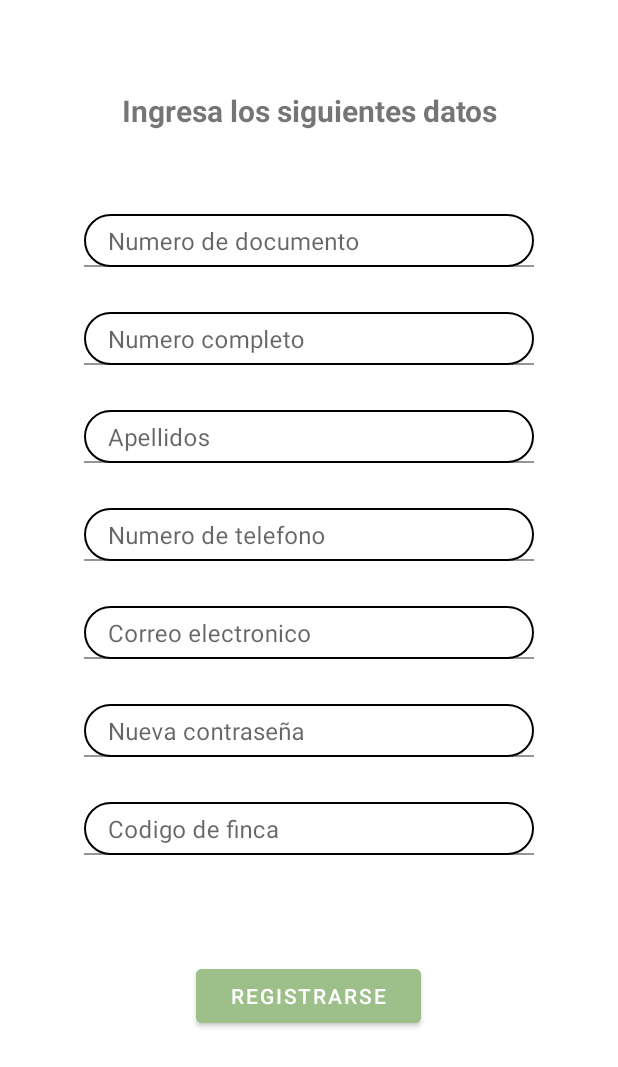
After one commit to Alejft18/Vaqui, an Android app: the layout fragment_home_registrarse.xml on its own in the app's theme, with its tools: preview values and no code run, on a phone screen of 412 x 824 dp. The commit adds this screen. Shown: the top 1067 px of the screen. Run offline under Robolectric (Android 15) with nearby library versions, the phone set to English and light mode, and no system bars.

Commit message:
Login registro terminado

```diff
--- /dev/null
+++ b/app/src/main/res/drawable/shape_home.xml
@@ -0,0 +1,12 @@
+<?xml version="1.0" encoding="utf-8"?>
+<shape xmlns:android="http://schemas.android.com/apk/res/android">
+
+    <stroke android:color="@color/black"
+        android:width="1dp">
+    </stroke>
+
+    <corners
+        android:radius="20dp">
+    </corners>
+
+</shape>
--- a/app/src/main/res/layout/fragment_home_login.xml
+++ b/app/src/main/res/layout/fragment_home_login.xml
@@ -31,6 +31,7 @@
             android:textSize="20dp"
             android:text="@string/Slogan"/>
 
+
         <Button
             android:layout_width="wrap_content"
             android:layout_height="wrap_content"
--- /dev/null
+++ b/app/src/main/res/layout/fragment_home_registrarse.xml
@@ -0,0 +1,166 @@
+<?xml version="1.0" encoding="utf-8"?>
+<androidx.coordinatorlayout.widget.CoordinatorLayout xmlns:android="http://schemas.android.com/apk/res/android"
+    xmlns:tools="http://schemas.android.com/tools"
+    android:layout_width="match_parent"
+    android:layout_height="match_parent"
+    android:visibility="visible">
+
+    <LinearLayout
+        android:layout_width="match_parent"
+        android:layout_height="match_parent"
+        android:orientation="vertical">
+
+        <TextView
+            android:layout_width="match_parent"
+            android:layout_height="wrap_content"
+            android:layout_marginTop="60dp"
+            android:text="Ingresa los siguientes datos"
+            android:textAlignment="center"
+            android:textSize="20dp"
+            android:textStyle="bold">
+
+        </TextView>
+
+        <com.google.android.material.textfield.TextInputLayout
+            android:layout_width="wrap_content"
+            android:layout_height="wrap_content"
+            android:layout_gravity="center"
+            android:layout_marginTop="55dp"
+            android:background="@drawable/shape_home"
+            android:orientation="horizontal">
+
+            <com.google.android.material.textfield.TextInputEditText
+                android:layout_width="300dp"
+                android:layout_height="35dp"
+                android:gravity="left"
+                android:hint="Numero de documento"
+                android:visibility="invisible" />
+
+
+        </com.google.android.material.textfield.TextInputLayout>
+
+        <com.google.android.material.textfield.TextInputLayout
+            android:layout_width="wrap_content"
+            android:layout_height="wrap_content"
+            android:layout_gravity="center"
+            android:layout_marginTop="30dp"
+            android:background="@drawable/shape_home"
+            android:orientation="horizontal">
+
+            <com.google.android.material.textfield.TextInputEditText
+                android:layout_width="300dp"
+                android:layout_height="35dp"
+                android:gravity="left"
+                android:hint="Numero completo"
+                tools:visibility="invisible" />
+
+
+        </com.google.android.material.textfield.TextInputLayout>
+
+        <com.google.android.material.textfield.TextInputLayout
+            android:layout_width="wrap_content"
+            android:layout_height="wrap_content"
+            android:layout_gravity="center"
+            android:layout_marginTop="30dp"
+            android:background="@drawable/shape_home"
+            android:orientation="horizontal">
+
+            <com.google.android.material.textfield.TextInputEditText
+                android:layout_width="300dp"
+                android:layout_height="35dp"
+                android:gravity="left"
+                android:hint="Apellidos"
+                tools:visibility="invisible" />
+
+
+        </com.google.android.material.textfield.TextInputLayout>
+
+        <com.google.android.material.textfield.TextInputLayout
+            android:layout_width="wrap_content"
+            android:layout_height="wrap_content"
+            android:layout_gravity="center"
+            android:layout_marginTop="30dp"
+            android:background="@drawable/shape_home"
+            android:orientation="horizontal">
+
+            <com.google.android.material.textfield.TextInputEditText
+                android:layout_width="300dp"
+                android:layout_height="35dp"
+                android:gravity="left"
+                android:hint="Numero de telefono"
+                android:visibility="visible"
+                tools:visibility="invisible" />
+
+
+        </com.google.android.material.textfield.TextInputLayout>
+
+        <com.google.android.material.textfield.TextInputLayout
+            android:layout_width="wrap_content"
+            android:layout_height="wrap_content"
+            android:layout_gravity="center"
+            android:layout_marginTop="30dp"
+            android:background="@drawable/shape_home"
+            android:orientation="horizontal">
+
+            <com.google.android.material.textfield.TextInputEditText
+                android:layout_width="300dp"
+                android:layout_height="35dp"
+                android:gravity="left"
+                android:hint="Correo electronico"
+                tools:visibility="invisible" />
+
+
+        </com.google.android.material.textfield.TextInputLayout>
+
+        <com.google.android.material.textfield.TextInputLayout
+            android:layout_width="wrap_content"
+            android:layout_height="wrap_content"
+            android:layout_gravity="center"
+            android:layout_marginTop="30dp"
+            android:background="@drawable/shape_home"
+            android:orientation="horizontal">
+
+            <com.google.android.material.textfield.TextInputEditText
+                android:layout_width="300dp"
+                android:layout_height="35dp"
+                android:gravity="left"
+                android:hint="Nueva contraseña"
+                android:visibility="visible"
+                tools:visibility="invisible" />
+
+
+        </com.google.android.material.textfield.TextInputLayout>
+
+        <com.google.android.material.textfield.TextInputLayout
+            android:layout_width="wrap_content"
+            android:layout_height="wrap_content"
+            android:layout_gravity="center"
+            android:layout_marginTop="30dp"
+            android:background="@drawable/shape_home"
+            android:orientation="horizontal">
+
+            <com.google.android.material.textfield.TextInputEditText
+                android:layout_width="300dp"
+                android:layout_height="35dp"
+                android:gravity="left"
+                android:hint="Codigo de finca"
+                android:visibility="visible"
+                tools:visibility="invisible" />
+
+
+        </com.google.android.material.textfield.TextInputLayout>
+
+
+        <Button
+            android:layout_width="150dp"
+            android:layout_height="wrap_content"
+            android:layout_gravity="center"
+            android:layout_marginTop="70dp"
+            android:backgroundTint="@color/principalverde"
+            android:text="Registrarse"
+            android:textColor="@color/white"></Button>
+
+
+    </LinearLayout>
+
+</androidx.coordinatorlayout.widget.CoordinatorLayout>
--- a/app/src/main/res/values/colors.xml
+++ b/app/src/main/res/values/colors.xml
@@ -9,5 +9,6 @@
     <color name="white">#FFFFFFFF</color>
     <color name="verde">#9DC08B</color>
     <color name="principalverde">#9dc08b</color>
+    <color name="olvidemicontra">#537fe7</color>
 
 </resources>
```
Also changed, not shown: app/src/main/res/layout/fragment_home_iniciarsesion.xml (added, +97 -0 lines), app/src/main/res/drawable/cerrar.png (added), app/src/main/res/drawable/usuario.png (added).
